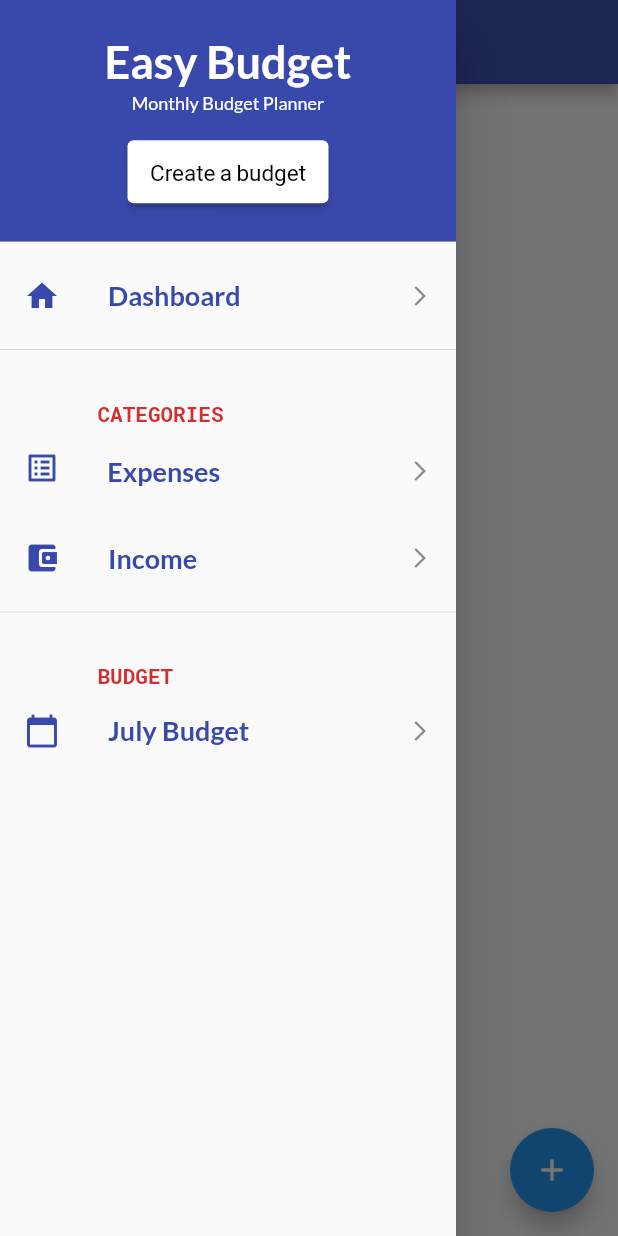
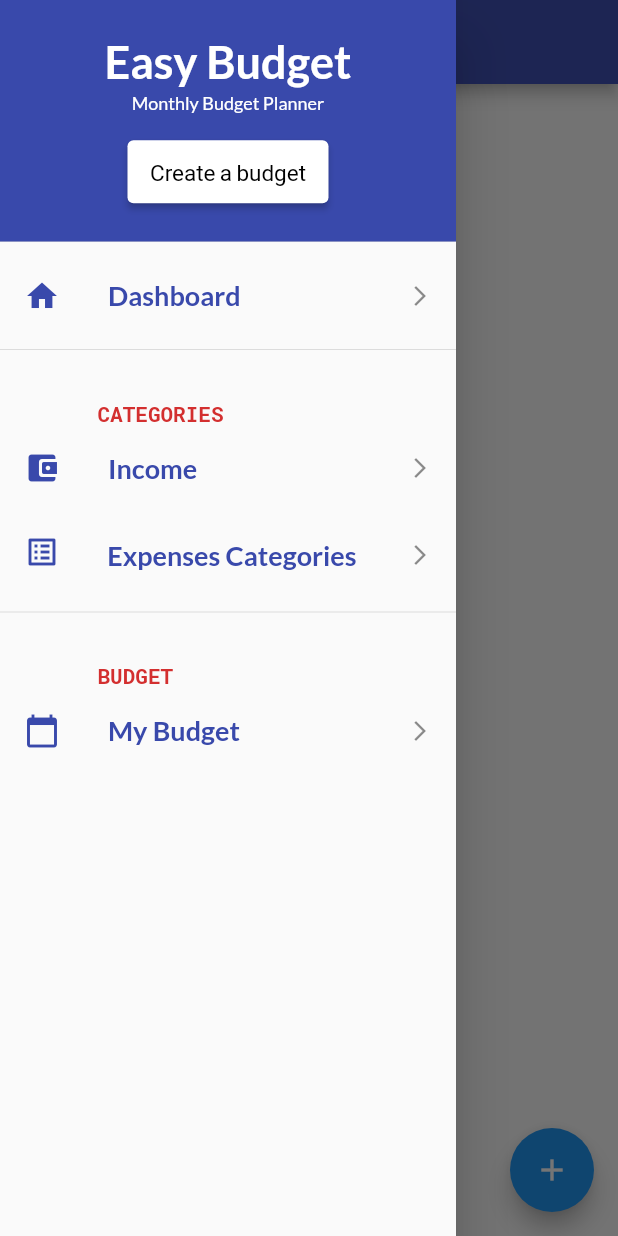
Before and after one commit to Dinesh31946/Budget_App, a Flutter app: the CategoryPage screen opened by its route, with the side drawer open, on a phone screen of 412 x 824 dp. Run offline on Flutter 3.47's test engine with Material 2 defaults, Android fonts, the phone set to English and light mode, and no system bars; our stand-ins replace flutter_svg, google_fonts, sqflite; accounts and stored records are empty.

```diff
--- a/lib/widgets/drawer/components/drawerList.dart
+++ b/lib/widgets/drawer/components/drawerList.dart
@@ -45,22 +45,6 @@ class _DrawrListState extends State<DrawrList> {
           ),
         ),
         ListTile(
-          visualDensity: VisualDensity(horizontal: -2, vertical: 1),
-          leading: Icon(Icons.list_alt_outlined, color: Colors.indigo[600]),
-          title: Text(
-            " Expenses",
-            style: TextStyle(
-              fontSize: 18,
-              fontWeight: FontWeight.bold,
-              color: Colors.indigo[600],
-            ),
-          ),
-          onTap: () async {
-            Navigator.pushNamed(context, MyRoutes.categoryRoute);
-          },
-          trailing: Icon(Icons.arrow_forward_ios, size: 16),
-        ),
-        ListTile(
           leading: Icon(Icons.account_balance_wallet_rounded,
               color: Colors.indigo[600]),
           title: Text(
@@ -73,6 +57,22 @@ class _DrawrListState extends State<DrawrList> {
           ),
           onTap: () async {
             Navigator.pushNamed(context, MyRoutes.incomeRoute);
+          },
+          trailing: Icon(Icons.arrow_forward_ios, size: 16),
+        ),
+        ListTile(
+          visualDensity: VisualDensity(horizontal: -2, vertical: 1),
+          leading: Icon(Icons.list_alt_outlined, color: Colors.indigo[600]),
+          title: Text(
+            " Expenses Categories",
+            style: TextStyle(
+              fontSize: 18,
+              fontWeight: FontWeight.bold,
+              color: Colors.indigo[600],
+            ),
+          ),
+          onTap: () async {
+            Navigator.pushNamed(context, MyRoutes.categoryRoute);
           },
           trailing: Icon(Icons.arrow_forward_ios, size: 16),
         ),
@@ -92,7 +92,7 @@ class _DrawrListState extends State<DrawrList> {
         ListTile(
           leading: Icon(Icons.calendar_today, color: Colors.indigo[600]),
           title: Text(
-            "July Budget",
+            "My Budget",
             style: TextStyle(
               fontSize: 18,
               fontWeight: FontWeight.bold,
--- a/pubspec.yaml
+++ b/pubspec.yaml
@@ -43,7 +43,8 @@ flutter_icons:
   image_path: "assets/launcherIcon/playstore.png"
   # image_path_android: "assets/launcherIcon/playstore.png"
   android: true
-  ios: false
+  ios: true
+
 
 # For information on the generic Dart part of this file, see the
 # following page: https://dart.dev/tools/pub/pubspec
```
Also changed, not shown: lib/pages/Categories/categoriesPage.dart (+42 -5 lines), lib/pages/Categories/components/datacard.dart (+22 -7 lines), lib/pages/Login/login_page.dart (+5 -2 lines), lib/pages/SignUp/sign_up_page.dart (+5 -2 lines).
